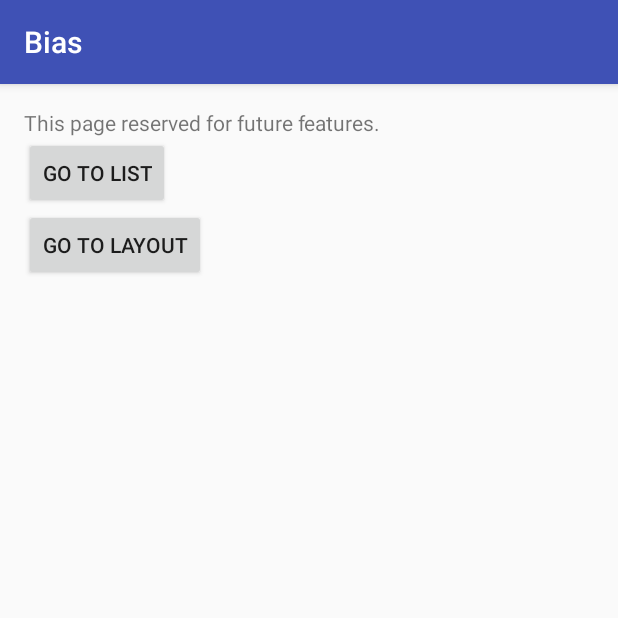
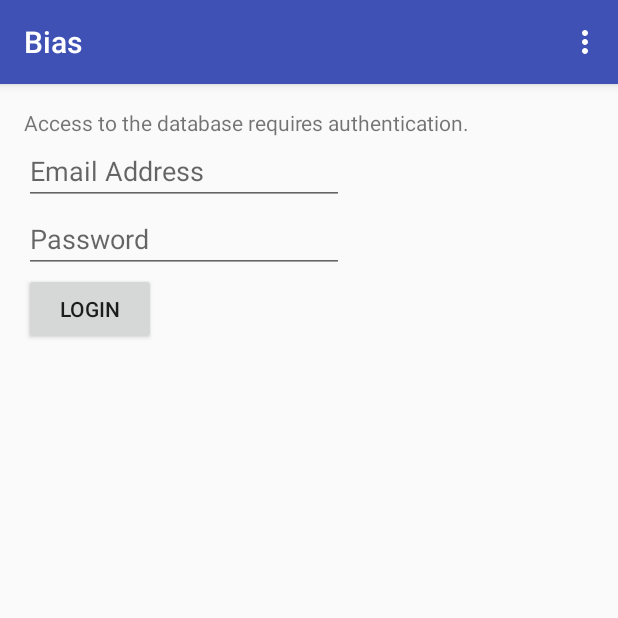
Before and after one commit to Jenuma/bias, an Android app: the screen it shows after launch (MainActivity before the commit, LoginActivity after it), on a phone screen of 412 x 824 dp, the top half of it. Run offline under Robolectric (Android 15) with nearby library versions, the phone set to English and light mode, and no system bars; our stand-ins replace Firebase (no records; nobody signed in at launch, a user with empty details on screens opened directly).

Commit message:
:key: Added login page and basic authentication
- Added LoginActivity for signing in
- Added action bar overflow menu and moved nav/signout logic to it
- Added BaseActivity for sharing common functionality
- Added basic database error messages
- Changed Firebase rules so that you must be authenticated to read/write

:key: Added sign out button

:key: Added action bar overflow menu

- Navigation buttons in MainActivity moved to action bar menu
- Fixed problem where user could crash the app by not entering username or password
- Refactored shared code to new BaseActivity
- Added some more error messages for database actions

Fixed AndroidManifest warnings

Removed redundant onStart and onStop calls

Changed error.toString() to error.getMessage()

```diff
--- a/app/build.gradle
+++ b/app/build.gradle
@@ -26,6 +26,7 @@ dependencies {
     })
     compile 'com.android.support:appcompat-v7:24.2.1'
     compile 'com.google.firebase:firebase-core:9.6.1'
+    compile 'com.google.firebase:firebase-auth:9.6.1'
     compile 'com.google.firebase:firebase-database:9.6.1'
     testCompile 'junit:junit:4.12'
 }
--- a/app/src/main/java/io/whitegoldlabs/bias/Bias.java
+++ b/app/src/main/java/io/whitegoldlabs/bias/Bias.java
@@ -5,7 +5,8 @@ import com.google.firebase.FirebaseApp;
 public class Bias extends android.app.Application
 {
     @Override
-    public void onCreate() {
+    public void onCreate()
+    {
         super.onCreate();
 
         FirebaseApp.initializeApp(this);
--- /dev/null
+++ b/app/src/main/java/io/whitegoldlabs/bias/views/BaseActivity.java
@@ -0,0 +1,155 @@
+package io.whitegoldlabs.bias.views;
+
+import android.app.Activity;
+import android.content.Intent;
+import android.os.Bundle;
+import android.support.annotation.NonNull;
+import android.support.v7.app.AppCompatActivity;
+import android.view.Menu;
+import android.view.MenuItem;
+import android.view.View;
+import android.view.inputmethod.InputMethodManager;
+import android.widget.Toast;
+
+import com.google.firebase.auth.FirebaseAuth;
+import com.google.firebase.auth.FirebaseUser;
+
+import io.whitegoldlabs.bias.R;
+
+public abstract class BaseActivity extends AppCompatActivity
+{
+    // Fields -------------------------------------------------------------------------//
+    private FirebaseAuth auth;                                                         //
+    private FirebaseAuth.AuthStateListener authListener;                               //
+    // --------------------------------------------------------------------------------//
+
+    @Override
+    public void onCreate(Bundle savedInstanceState)
+    {
+        super.onCreate(savedInstanceState);
+    }
+
+    @Override
+    public void onStart()
+    {
+        super.onStart();
+
+        if(!this.getClass().getSimpleName().equals("LoginActivity"))
+        {
+            auth.addAuthStateListener(authListener);
+        }
+    }
+
+    @Override
+    public void onStop()
+    {
+        super.onStop();
+
+        if(authListener != null)
+        {
+            auth.removeAuthStateListener(authListener);
+        }
+    }
+
+    @Override
+    public boolean onCreateOptionsMenu(Menu menu)
+    {
+        super.onCreateOptionsMenu(menu);
+
+        getMenuInflater().inflate(R.menu.menu_action_bar, menu);
+
+        switch(this.getClass().getSimpleName())
+        {
+            case "MainActivity":
+                return true;
+            case "ShoppingListActivity":
+                MenuItem goToListItem = menu.findItem(R.id.action_go_to_list);
+                goToListItem.setVisible(false);
+
+                return true;
+            case "TestLayoutActivity":
+                MenuItem goToLayoutItem = menu.findItem(R.id.action_go_to_layout);
+                goToLayoutItem.setVisible(false);
+
+                return true;
+            default:
+                return false;
+        }
+    }
+
+    @Override
+    public boolean onOptionsItemSelected(MenuItem menuItem)
+    {
+        super.onOptionsItemSelected(menuItem);
+
+        switch(menuItem.getItemId())
+        {
+            case R.id.action_go_to_list:
+                goToList();
+                return true;
+            case R.id.action_go_to_layout:
+                goToLayout();
+                return true;
+            case R.id.action_sign_out:
+                signOut();
+                return true;
+            default:
+                //TODO: Error logging
+                return false;
+        }
+    }
+
+    public void initAuth()
+    {
+        auth = FirebaseAuth.getInstance();
+
+        authListener = new FirebaseAuth.AuthStateListener()
+        {
+            @Override
+            public void onAuthStateChanged(@NonNull FirebaseAuth firebaseAuth)
+            {
+                FirebaseUser user = firebaseAuth.getCurrentUser();
+                if(user == null)
+                {
+                    Intent intent = new Intent(getBaseContext(), LoginActivity.class);
+                    startActivity(intent);
+                }
+            }
+        };
+    }
+
+    protected void toast(String text)
+    {
+        Toast.makeText(this, text, Toast.LENGTH_LONG).show();
+    }
+
+    protected void hideSoftKeyboard()
+    {
+        InputMethodManager imm = (InputMethodManager)this.getSystemService(Activity.INPUT_METHOD_SERVICE);
+        View view = this.getCurrentFocus();
+
+        if(view == null)
+        {
+            view = new View(this);
+        }
+
+        imm.hideSoftInputFromWindow(view.getWindowToken(), 0);
+    }
+
+    private void goToList()
+    {
+        Intent intent = new Intent(BaseActivity.this, ShoppingListActivity.class);
+        startActivity(intent);
+    }
+
+    private void goToLayout()
+    {
+        Intent intent = new Intent(BaseActivity.this, TestLayoutActivity.class);
+        startActivity(intent);
+    }
+
+    private void signOut()
+    {
+        auth.signOut();
+    }
+}
--- /dev/null
+++ b/app/src/main/java/io/whitegoldlabs/bias/views/LoginActivity.java
@@ -0,0 +1,102 @@
+package io.whitegoldlabs.bias.views;
+
+import android.content.Intent;
+import android.support.annotation.NonNull;
+import android.os.Bundle;
+import android.view.KeyEvent;
+import android.view.View;
+import android.view.inputmethod.EditorInfo;
+import android.widget.Button;
+import android.widget.EditText;
+import android.widget.TextView;
+
+import com.google.android.gms.tasks.OnCompleteListener;
+import com.google.android.gms.tasks.Task;
+import com.google.firebase.auth.AuthResult;
+import com.google.firebase.auth.FirebaseAuth;
+
+import io.whitegoldlabs.bias.R;
+
+public class LoginActivity extends BaseActivity
+{
+    // Fields -------------------------------------------------------------------------//
+    private FirebaseAuth auth;                                                         //
+    // --------------------------------------------------------------------------------//
+
+    @Override
+    public void onCreate(Bundle savedInstanceState)
+    {
+        super.onCreate(savedInstanceState);
+        setContentView(R.layout.activity_login);
+
+        initLoginForm();
+
+        auth = FirebaseAuth.getInstance();
+    }
+
+    public void login(View view)
+    {
+        EditText editEmail = (EditText)findViewById(R.id.editEmail);
+        EditText editPassword = (EditText)findViewById(R.id.editPassword);
+
+        String email = editEmail.getText().toString();
+        String password = editPassword.getText().toString();
+
+        if(email.equals("") || password.equals(""))
+        {
+            LoginActivity.super.toast("Incorrect email or password.");
+            return;
+        }
+
+        auth.signInWithEmailAndPassword(email, password)
+            .addOnCompleteListener(LoginActivity.this, new OnCompleteListener<AuthResult>()
+            {
+                @Override
+                public void onComplete(@NonNull Task<AuthResult> task)
+                {
+                    if(task.isSuccessful())
+                    {
+                        Intent intent = new Intent(LoginActivity.this, MainActivity.class);
+                        startActivity(intent);
+                    }
+                    else
+                    {
+                        LoginActivity.super.toast("Incorrect email or password.");
+                    }
+                }
+            });
+    }
+
+    private void initLoginForm()
+    {
+        final EditText editPassword = (EditText)findViewById(R.id.editPassword);
+        final EditText editEmail = (EditText)findViewById(R.id.editEmail);
+        final Button btnLogin = (Button)findViewById(R.id.btnLogin);
+
+        EditText.OnEditorActionListener listener = new EditText.OnEditorActionListener()
+        {
+            @Override
+            public boolean onEditorAction(TextView v, int actionId, KeyEvent event)
+            {
+                if(actionId == EditorInfo.IME_ACTION_DONE)
+                {
+                    btnLogin.performClick();
+                }
+
+                if(event != null)
+                {
+                    if(event.getKeyCode() == KeyEvent.KEYCODE_ENTER && event.getAction() == KeyEvent.ACTION_DOWN)
+                    {
+                        btnLogin.performClick();
+                    }
+                }
+
+                LoginActivity.super.hideSoftKeyboard();
+                return false;
+            }
+        };
+
+        editEmail.setOnEditorActionListener(listener);
+        editPassword.setOnEditorActionListener(listener);
+    }
+}
--- a/app/src/main/java/io/whitegoldlabs/bias/views/MainActivity.java
+++ b/app/src/main/java/io/whitegoldlabs/bias/views/MainActivity.java
@@ -1,30 +1,33 @@
 package io.whitegoldlabs.bias.views;
 
-import android.content.Intent;
-import android.support.v7.app.AppCompatActivity;
 import android.os.Bundle;
-import android.view.View;
+import android.view.Menu;
+import android.view.MenuItem;
 
 import io.whitegoldlabs.bias.R;
 
-public class MainActivity extends AppCompatActivity
+public class MainActivity extends BaseActivity
 {
     @Override
-    protected void onCreate(Bundle savedInstanceState)
+    public void onCreate(Bundle savedInstanceState)
     {
         super.onCreate(savedInstanceState);
         setContentView(R.layout.activity_main);
+
+        super.initAuth();
     }
 
-    public void goToList(View view)
+    @Override
+    public boolean onCreateOptionsMenu(Menu menu)
     {
-        Intent intent = new Intent(MainActivity.this, ShoppingListActivity.class);
-        startActivity(intent);
+        super.onCreateOptionsMenu(menu);
+        return true;
     }
 
-    public void goToLayout(View view)
+    @Override
+    public boolean onOptionsItemSelected(MenuItem menuItem)
     {
-        Intent intent = new Intent(MainActivity.this, TestLayoutActivity.class);
-        startActivity(intent);
+        super.onOptionsItemSelected(menuItem);
+        return true;
     }
 }
--- /dev/null
+++ b/app/src/main/res/layout/activity_login.xml
@@ -0,0 +1,58 @@
+<?xml version="1.0" encoding="utf-8"?>
+<RelativeLayout
+    xmlns:android="http://schemas.android.com/apk/res/android"
+    xmlns:tools="http://schemas.android.com/tools"
+    android:id="@+id/activity_login"
+    android:focusableInTouchMode="true"
+    android:layout_width="match_parent"
+    android:layout_height="match_parent"
+    android:paddingBottom="@dimen/activity_vertical_margin"
+    android:paddingLeft="@dimen/activity_horizontal_margin"
+    android:paddingRight="@dimen/activity_horizontal_margin"
+    android:paddingTop="@dimen/activity_vertical_margin"
+    tools:context="io.whitegoldlabs.bias.views.LoginActivity"
+    >
+
+    <TextView
+        android:text="Access to the database requires authentication."
+        android:layout_width="wrap_content"
+        android:layout_height="wrap_content"
+        android:layout_alignParentTop="true"
+        android:layout_alignParentStart="true"
+        android:id="@+id/txtLogin"
+    />
+
+    <EditText
+        android:layout_width="wrap_content"
+        android:layout_height="wrap_content"
+        android:inputType="textPassword"
+        android:ems="10"
+        android:layout_below="@+id/editEmail"
+        android:layout_alignParentStart="true"
+        android:id="@+id/editPassword"
+        android:fontFamily="sans-serif"
+        android:hint="Password"
+    />
+
+    <EditText
+        android:layout_width="wrap_content"
+        android:layout_height="wrap_content"
+        android:inputType="textEmailAddress"
+        android:ems="10"
+        android:layout_below="@+id/txtLogin"
+        android:layout_alignParentStart="true"
+        android:id="@+id/editEmail"
+        android:fontFamily="sans-serif"
+        android:hint="Email Address"
+    />
+
+    <Button
+        android:text="Login"
+        android:layout_width="wrap_content"
+        android:layout_height="wrap_content"
+        android:layout_below="@+id/editPassword"
+        android:layout_alignParentStart="true"
+        android:id="@+id/btnLogin"
+        android:onClick="login"
+    />
+</RelativeLayout>
--- a/app/src/main/res/layout/activity_main.xml
+++ b/app/src/main/res/layout/activity_main.xml
@@ -1,5 +1,6 @@
 <?xml version="1.0" encoding="utf-8"?>
-<RelativeLayout xmlns:android="http://schemas.android.com/apk/res/android"
+<RelativeLayout
+    xmlns:android="http://schemas.android.com/apk/res/android"
     xmlns:tools="http://schemas.android.com/tools"
     android:id="@+id/activity_main"
     android:layout_width="match_parent"
@@ -8,29 +9,13 @@
     android:paddingLeft="@dimen/activity_horizontal_margin"
     android:paddingRight="@dimen/activity_horizontal_margin"
     android:paddingTop="@dimen/activity_vertical_margin"
-    tools:context="io.whitegoldlabs.bias.views.MainActivity">
+    tools:context="io.whitegoldlabs.bias.views.MainActivity"
+    >
 
     <TextView
         android:layout_width="wrap_content"
         android:layout_height="wrap_content"
         android:text="This page reserved for future features."
-        android:id="@+id/txtReserved" />
-
-    <Button
-        android:text="Go to List"
-        android:layout_width="wrap_content"
-        android:layout_height="wrap_content"
-        android:id="@+id/btnList"
-        android:layout_below="@+id/txtReserved"
-        android:layout_alignParentStart="true"
-        android:onClick="goToList" />
-
-    <Button
-        android:text="Go to Layout"
-        android:layout_width="wrap_content"
-        android:layout_height="wrap_content"
-        android:layout_below="@+id/btnList"
-        android:layout_alignParentStart="true"
-        android:id="@+id/btnLayout"
-        android:onClick="goToLayout" />
+        android:id="@+id/txtReserved"
+    />
 </RelativeLayout>
--- /dev/null
+++ b/app/src/main/res/menu/menu_action_bar.xml
@@ -0,0 +1,23 @@
+<?xml version="1.0" encoding="utf-8"?>
+<menu
+    xmlns:android="http://schemas.android.com/apk/res/android"
+    xmlns:app="http://schemas.android.com/apk/res-auto">
+
+    <item
+        android:id="@+id/action_go_to_list"
+        android:title="Go to List"
+        app:showAsAction="never"
+    />
+
+    <item
+        android:id="@+id/action_go_to_layout"
+        android:title="Go to Layout"
+        app:showAsAction="never"
+    />
+
+    <item
+        android:id="@+id/action_sign_out"
+        android:title="Sign Out"
+        app:showAsAction="never"
+    />
+</menu>
--- a/app/src/main/res/menu/menu_shopping_list.xml
+++ b/app/src/main/res/menu/menu_shopping_list.xml
@@ -1,5 +1,6 @@
 <?xml version="1.0" encoding="utf-8"?>
 <menu xmlns:android="http://schemas.android.com/apk/res/android">
+
     <item
         android:id="@+id/remove_item"
         android:title="Remove Item"
```
Also changed, not shown: app/src/main/AndroidManifest.xml (+13 -4 lines), app/src/main/java/io/whitegoldlabs/bias/views/ShoppingListActivity.java (+57 -46 lines), app/src/main/java/io/whitegoldlabs/bias/views/TestLayoutActivity.java (+23 -5 lines), app/src/main/res/layout/activity_shopping_list.xml (+10 -5 lines), app/src/main/res/layout/activity_test_layout.xml (+6 -3 lines), 1 other file.
